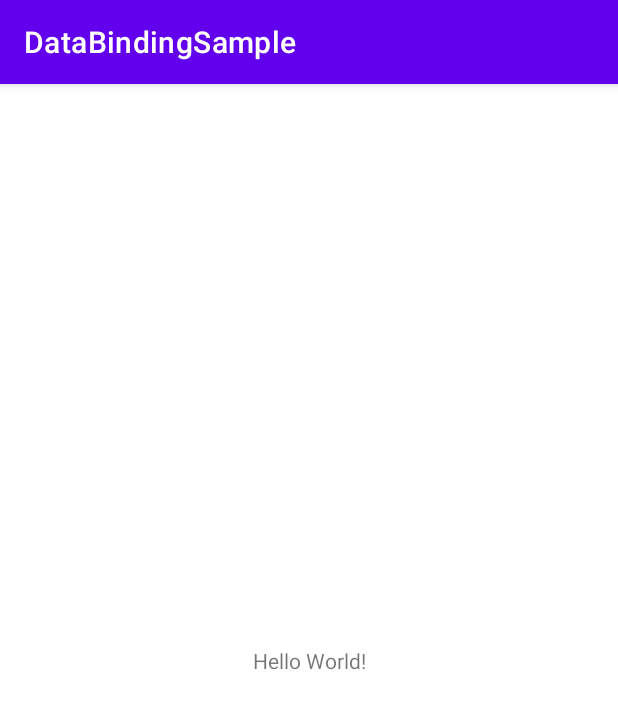
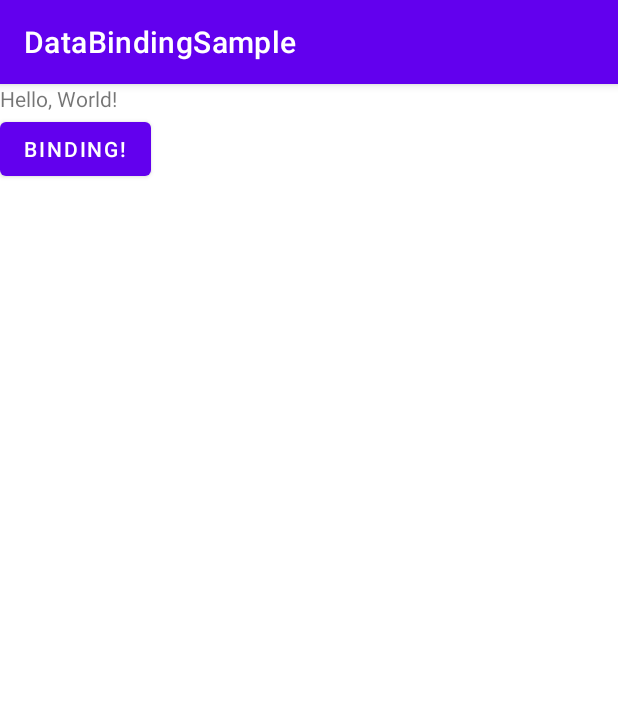
Before and after one commit to pisuma/DataBindingSample, an Android app: the screen it shows after launch (MainActivity), on a phone screen of 412 x 824 dp. Shown: the top 709 px of the screen. Run offline under Robolectric (Android 15) with nearby library versions, the phone set to English and light mode, and no system bars; our stand-ins replace data binding.

Commit message:
DataBindingセットアップとレイアウトとActivityの紐付けをしてfindViewByIdを使わずにidを取得できるように実装

```diff
--- a/app/build.gradle
+++ b/app/build.gradle
@@ -1,6 +1,8 @@
 plugins {
     id 'com.android.application'
     id 'kotlin-android'
+    id 'kotlin-kapt'
+    id 'kotlin-android-extensions'
 }
 
 android {
@@ -30,6 +32,10 @@ android {
     kotlinOptions {
         jvmTarget = '1.8'
     }
+
+    dataBinding {
+        enabled = true
+    }
 }
 
 dependencies {
--- a/app/src/main/java/com/example/databindingsample/MainActivity.kt
+++ b/app/src/main/java/com/example/databindingsample/MainActivity.kt
@@ -2,10 +2,26 @@ package com.example.databindingsample
 
 import androidx.appcompat.app.AppCompatActivity
 import android.os.Bundle
+import android.widget.TextView
+import androidx.databinding.DataBindingUtil
+import com.example.databindingsample.databinding.ActivityMainBinding
+import kotlinx.android.synthetic.main.activity_main.*
+
 
 class MainActivity : AppCompatActivity() {
     override fun onCreate(savedInstanceState: Bundle?) {
         super.onCreate(savedInstanceState)
-        setContentView(R.layout.activity_main)
+        val binding: ActivityMainBinding = DataBindingUtil.setContentView(this, R.layout.activity_main)
+
+        binding.sampleButton.setOnClickListener {
+            binding.sampleTextView.text = "Hello, Binding!"
+
+        }
+
+
+//        val sampleTextView: TextView = findViewById(R.id.sample_text_view)
+//        sampleTextView.text = "Hello Android"
+
+
     }
 }
--- a/app/src/main/res/layout/activity_main.xml
+++ b/app/src/main/res/layout/activity_main.xml
@@ -1,18 +1,29 @@
 <?xml version="1.0" encoding="utf-8"?>
-<androidx.constraintlayout.widget.ConstraintLayout xmlns:android="http://schemas.android.com/apk/res/android"
-    xmlns:app="http://schemas.android.com/apk/res-auto"
-    xmlns:tools="http://schemas.android.com/tools"
+<layout xmlns:android="http://schemas.android.com/apk/res/android"
+    xmlns:tools="http://schemas.android.com/tools">
+
+    <data>
+
+    </data>
+
+    <androidx.appcompat.widget.LinearLayoutCompat
         android:layout_width="match_parent"
         android:layout_height="match_parent"
+        android:orientation="vertical"
         tools:context=".MainActivity">
 
         <TextView
+            android:id="@+id/sample_text_view"
             android:layout_width="wrap_content"
             android:layout_height="wrap_content"
-        android:text="Hello World!"
-        app:layout_constraintBottom_toBottomOf="parent"
-        app:layout_constraintLeft_toLeftOf="parent"
-        app:layout_constraintRight_toRightOf="parent"
-        app:layout_constraintTop_toTopOf="parent" />
+            android:text="Hello, World!" />
 
-</androidx.constraintlayout.widget.ConstraintLayout>
+        <Button
+            android:id="@+id/sample_button"
+            android:layout_width="wrap_content"
+            android:layout_height="wrap_content"
+            android:text="Binding!" />
+
+
+    </androidx.appcompat.widget.LinearLayoutCompat>
+</layout>
```
Also changed, not shown: gradle/wrapper/gradle-wrapper.properties. Lines whose indentation alone changed are shown as unchanged.
